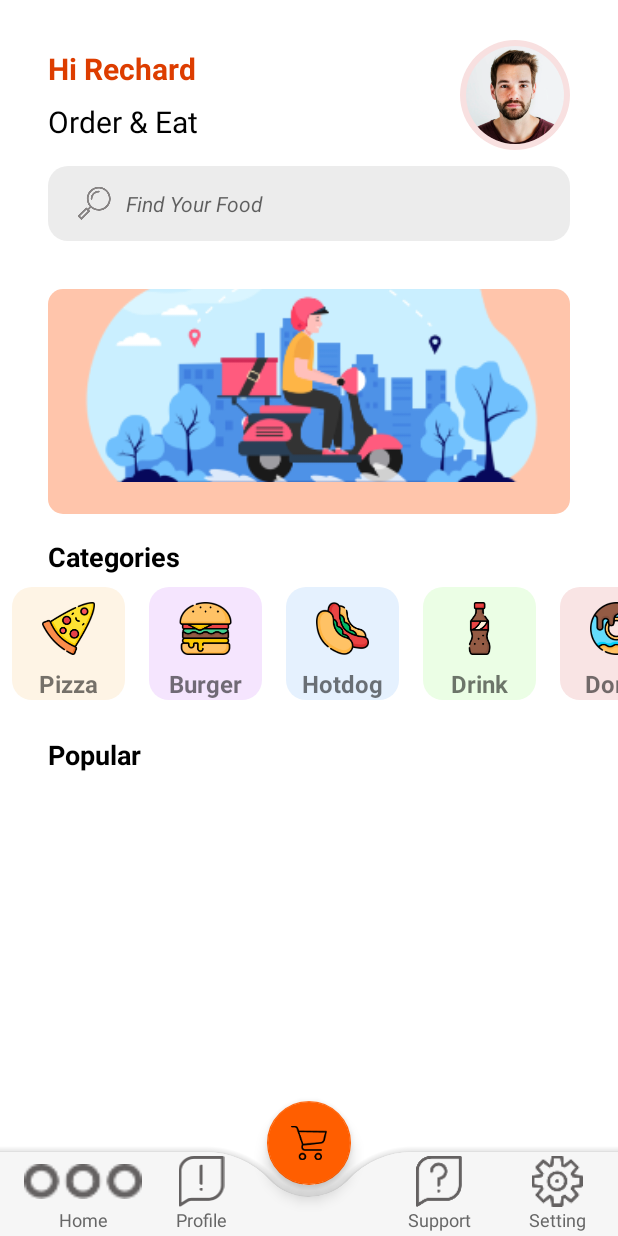
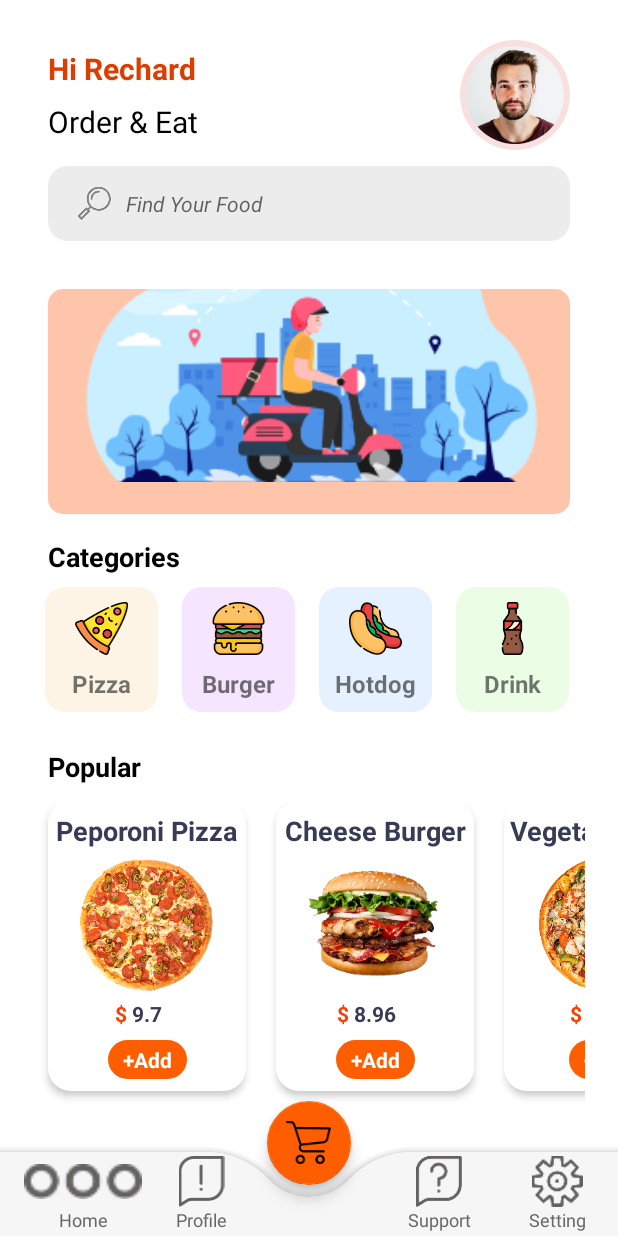
Before and after one commit to rjzim01/foodie, an Android app: the MainActivity screen opened directly, with no data from a screen before it, on a phone screen of 412 x 824 dp. Run offline under Robolectric (Android 15) with nearby library versions, the phone set to English and light mode, and no system bars.

Commit message:
commit-5_popular-food_showed

```diff
--- a/app/src/main/java/com/rjzim/project_1_food/Activity/MainActivity.java
+++ b/app/src/main/java/com/rjzim/project_1_food/Activity/MainActivity.java
@@ -7,14 +7,16 @@ import androidx.recyclerview.widget.RecyclerView;
 import android.os.Bundle;
 
 import com.rjzim.project_1_food.Adaptor.CategoryAdaptor;
+import com.rjzim.project_1_food.Adaptor.PopularAdaptor;
 import com.rjzim.project_1_food.Domain.CategoryDomain;
+import com.rjzim.project_1_food.Domain.FoodDomain;
 import com.rjzim.project_1_food.R;
 
 import java.util.ArrayList;
 
 public class MainActivity extends AppCompatActivity {
-    private RecyclerView.Adapter adapter;
-    private RecyclerView recyclerViewCategoryList;
+    private RecyclerView.Adapter adapter,adapter2;
+    private RecyclerView recyclerViewCategoryList,recyclerViewPopularList;
 
     @Override
     protected void onCreate(Bundle savedInstanceState) {
@@ -22,6 +24,7 @@ public class MainActivity extends AppCompatActivity {
         setContentView(R.layout.activity_main);
 
         recyclerViewCategory();
+        recyclerViewPopular();
     }
 
     private void recyclerViewCategory() {
@@ -39,4 +42,19 @@ public class MainActivity extends AppCompatActivity {
         adapter = new CategoryAdaptor(category);
         recyclerViewCategoryList.setAdapter(adapter);
     }
+
+    private void recyclerViewPopular(){
+        LinearLayoutManager linearLayoutManager=new LinearLayoutManager(this,LinearLayoutManager.HORIZONTAL,false);
+        recyclerViewPopularList=findViewById(R.id.recyclerView2);
+        recyclerViewPopularList.setLayoutManager(linearLayoutManager);
+
+        ArrayList<FoodDomain>foodList=new ArrayList<>();
+        //foodList.add(new FoodDomain("Peporoni Pizza","pop_1","slices peporoni, mozerella cheese, fresh oregano, ground black paper, pizza sauce",9.70));
+        foodList.add(new FoodDomain("Peporoni Pizza","pop_1" , 9.70));
+        foodList.add(new FoodDomain("Cheese Burger","pop_2",8.96));
+        foodList.add(new FoodDomain("Vegetable Pizza","pop_3",7.65));
+
+        adapter2=new PopularAdaptor(foodList);
+        recyclerViewPopularList.setAdapter(adapter2);
+    }
 }
--- /dev/null
+++ b/app/src/main/java/com/rjzim/project_1_food/Adaptor/PopularAdaptor.java
@@ -0,0 +1,66 @@
+package com.rjzim.project_1_food.Adaptor;
+
+import android.view.LayoutInflater;
+import android.view.View;
+import android.view.ViewGroup;
+import android.widget.ImageView;
+import android.widget.TextView;
+
+import androidx.annotation.NonNull;
+import androidx.constraintlayout.widget.ConstraintLayout;
+import androidx.core.content.ContextCompat;
+import androidx.recyclerview.widget.RecyclerView;
+
+import com.bumptech.glide.Glide;
+import com.rjzim.project_1_food.Domain.CategoryDomain;
+import com.rjzim.project_1_food.Domain.FoodDomain;
+import com.rjzim.project_1_food.R;
+
+import java.util.ArrayList;
+
+public class PopularAdaptor extends RecyclerView.Adapter<PopularAdaptor.ViewHolder> {
+
+    ArrayList<FoodDomain>categoryFood;
+
+    public PopularAdaptor(ArrayList<FoodDomain> categoryFood) {
+        this.categoryFood = categoryFood;
+    }
+
+    @Override
+    public ViewHolder onCreateViewHolder(@NonNull ViewGroup parent, int viewType) {
+        View inflate = LayoutInflater.from(parent.getContext()).inflate(R.layout.viewholder_popular,parent,false);
+        return new ViewHolder(inflate);
+    }
+
+    @Override
+    public void onBindViewHolder(@NonNull ViewHolder holder, int position) {
+        holder.title.setText(categoryFood.get(position).getTitle());
+        holder.fee.setText(String.valueOf(categoryFood.get(position).getFee()));
+
+
+
+        int drawableResourceId=holder.itemView.getContext().getResources().getIdentifier(categoryFood.get(position).getPic(), "drawable",holder.itemView.getContext().getPackageName());
+        Glide.with(holder.itemView.getContext())
+                .load(drawableResourceId)
+                .into(holder.pic);
+    }
+
+    @Override
+    public int getItemCount() {
+        return categoryFood.size();
+    }
+
+    public class ViewHolder extends RecyclerView.ViewHolder{
+        TextView title,fee;
+        ImageView pic;
+        TextView addBtn;
+
+        public ViewHolder(@NonNull View itemView) {
+            super(itemView);
+            title=itemView.findViewById(R.id.titleP);
+            fee=itemView.findViewById(R.id.fee);
+            pic=itemView.findViewById(R.id.pic);
+            addBtn=itemView.findViewById(R.id.addBtn);
+        }
+    }
+}
--- /dev/null
+++ b/app/src/main/java/com/rjzim/project_1_food/Domain/FoodDomain.java
@@ -0,0 +1,66 @@
+package com.rjzim.project_1_food.Domain;
+
+public class FoodDomain {
+    private String title;
+    private String pic;
+    //private String description;
+    private double fee;
+    private int numberInCart;
+
+    //public FoodDomain(String title, String pic, String description, double fee) {
+    public FoodDomain(String title, String pic, double fee) {
+        this.title = title;
+        this.pic = pic;
+        //this.description = description;
+        this.fee = fee;
+    }
+
+    //public FoodDomain(String title, String pic, String description, double fee, int numberInCart) {
+    public FoodDomain(String title, String pic, double fee, int numberInCart) {
+        this.title = title;
+        this.pic = pic;
+        //this.description = description;
+        this.fee = fee;
+        this.numberInCart = numberInCart;
+    }
+
+    public String getTitle() {
+        return title;
+    }
+
+    public void setTitle(String title) {
+        this.title = title;
+    }
+
+    public String getPic() {
+        return pic;
+    }
+
+    public void setPic(String pic) {
+        this.pic = pic;
+    }
+/*
+    public String getDescription() {
+        return description;
+    }
+
+    public void setDescription(String description) {
+        this.description = description;
+    }
+*/
+    public double getFee() {
+        return fee;
+    }
+
+    public void setFee(double fee) {
+        this.fee = fee;
+    }
+
+    public int getNumberInCart() {
+        return numberInCart;
+    }
+
+    public void setNumberInCart(int numberInCart) {
+        this.numberInCart = numberInCart;
+    }
+}
--- /dev/null
+++ b/app/src/main/res/drawable/cart_background.xml
@@ -0,0 +1,9 @@
+<?xml version="1.0" encoding="utf-8"?>
+<selector xmlns:android="http://schemas.android.com/apk/res/android">
+    <item>
+        <shape android:shape="rectangle">
+            <corners android:radius="15dp"/>
+            <solid android:color="#ffffff"/>
+        </shape>
+    </item>
+</selector>
--- a/app/src/main/res/layout/activity_main.xml
+++ b/app/src/main/res/layout/activity_main.xml
@@ -10,6 +10,7 @@
         android:id="@+id/scrollView"
         android:layout_width="match_parent"
         android:layout_height="0dp"
+        android:layout_marginBottom="50dp"
         app:layout_constraintBottom_toBottomOf="parent"
         app:layout_constraintEnd_toEndOf="parent"
         app:layout_constraintStart_toStartOf="parent"
@@ -173,6 +174,9 @@
                     android:id="@+id/recyclerView"
                     android:layout_width="match_parent"
                     android:layout_height="match_parent"
+                    android:clipToPadding="true"
+                    android:paddingLeft="22dp"
+                    android:paddingRight="22dp"
                     app:layout_constraintEnd_toEndOf="parent"
                     app:layout_constraintStart_toStartOf="parent"
                     app:layout_constraintTop_toBottomOf="@+id/textView9" />
@@ -191,8 +195,12 @@
                     app:layout_constraintTop_toBottomOf="@+id/recyclerView" />
 
                 <androidx.recyclerview.widget.RecyclerView
+                    android:id="@+id/recyclerView2"
                     android:layout_width="match_parent"
-                    android:layout_height="match_parent"
+                    android:layout_height="wrap_content"
+                    android:clipToPadding="true"
+                    android:paddingLeft="22dp"
+                    android:paddingRight="22dp"
                     app:layout_constraintEnd_toEndOf="parent"
                     app:layout_constraintStart_toStartOf="parent"
                     app:layout_constraintTop_toBottomOf="@+id/textView10" />
@@ -202,8 +210,8 @@
 
     <androidx.coordinatorlayout.widget.CoordinatorLayout
         android:layout_width="match_parent"
-        android:layout_height="100dp"
-        app:layout_constraintBottom_toBottomOf="@+id/scrollView"
+        android:layout_height="95dp"
+        app:layout_constraintBottom_toBottomOf="parent"
         app:layout_constraintEnd_toEndOf="parent"
         app:layout_constraintStart_toStartOf="parent">
 
@@ -211,11 +219,11 @@
             android:id="@+id/app_bar"
             android:layout_width="match_parent"
             android:layout_height="wrap_content"
+            android:layout_gravity="bottom"
             android:backgroundTint="#f6f6f6"
             app:fabCradleMargin="8dp"
             app:fabCradleRoundedCornerRadius="58dp"
-            app:fabCradleVerticalOffset="6dp"
-            android:layout_gravity="bottom">
+            app:fabCradleVerticalOffset="6dp">
 
             <LinearLayout
                 android:layout_width="match_parent"
@@ -354,6 +362,8 @@
             android:src="@drawable/shopping_cart"
             app:backgroundTint="#ff5e00"
             app:layout_anchor="@id/app_bar"
+            app:maxImageSize="30dp"
+            app:tint="#000000"
             tools:ignore="SpeakableTextPresentCheck">
 
         </com.google.android.material.floatingactionbutton.FloatingActionButton>
--- a/app/src/main/res/layout/viewholder_category.xml
+++ b/app/src/main/res/layout/viewholder_category.xml
@@ -25,7 +25,7 @@
     <TextView
         android:id="@+id/categoryName"
         android:layout_width="wrap_content"
-        android:layout_height="wrap_content"
+        android:layout_height="30dp"
         android:layout_marginTop="8dp"
         android:text="title"
         android:textSize="16sp"
--- /dev/null
+++ b/app/src/main/res/layout/viewholder_popular.xml
@@ -0,0 +1,77 @@
+<?xml version="1.0" encoding="utf-8"?>
+<androidx.constraintlayout.widget.ConstraintLayout xmlns:android="http://schemas.android.com/apk/res/android"
+    xmlns:app="http://schemas.android.com/apk/res-auto"
+    android:layout_width="wrap_content"
+    android:layout_height="wrap_content"
+    android:layout_margin="10dp"
+    android:background="@drawable/cart_background"
+    android:elevation="3dp">
+
+    <TextView
+        android:id="@+id/titleP"
+        android:layout_width="wrap_content"
+        android:layout_height="wrap_content"
+        android:layout_marginStart="4dp"
+        android:layout_marginTop="8dp"
+        android:layout_marginEnd="4dp"
+        android:text="title"
+        android:textColor="#373b54"
+        android:textSize="18sp"
+        android:textStyle="bold"
+        app:layout_constraintEnd_toEndOf="parent"
+        app:layout_constraintStart_toStartOf="parent"
+        app:layout_constraintTop_toTopOf="parent" />
+
+    <ImageView
+        android:id="@+id/pic"
+        android:layout_width="100dp"
+        android:layout_height="100dp"
+        android:layout_marginStart="16dp"
+        android:layout_marginEnd="16dp"
+        app:layout_constraintEnd_toEndOf="parent"
+        app:layout_constraintStart_toStartOf="parent"
+        app:layout_constraintTop_toBottomOf="@+id/titleP"
+        app:srcCompat="@drawable/pop_1" />
+
+    <TextView
+        android:id="@+id/fee"
+        android:layout_width="wrap_content"
+        android:layout_height="wrap_content"
+        android:text="0.0"
+        android:textColor="#373b54"
+        android:textSize="14sp"
+        android:textStyle="bold"
+        app:layout_constraintEnd_toEndOf="@+id/pic"
+        app:layout_constraintStart_toStartOf="@+id/pic"
+        app:layout_constraintTop_toBottomOf="@+id/pic" />
+
+    <TextView
+        android:id="@+id/textView13"
+        android:layout_width="wrap_content"
+        android:layout_height="wrap_content"
+        android:layout_marginEnd="3dp"
+        android:text="$"
+        android:textColor="#FF3D00"
+        android:textStyle="bold"
+        app:layout_constraintBottom_toBottomOf="@+id/fee"
+        app:layout_constraintEnd_toStartOf="@+id/fee"
+        app:layout_constraintTop_toBottomOf="@+id/pic" />
+
+    <TextView
+        android:id="@+id/addBtn"
+        android:layout_width="wrap_content"
+        android:layout_height="wrap_content"
+        android:layout_margin="8dp"
+        android:background="@drawable/orange_button"
+        android:paddingStart="10dp"
+        android:paddingTop="3dp"
+        android:paddingEnd="10dp"
+        android:paddingBottom="3dp"
+        android:text="+Add"
+        android:textColor="#ffffff"
+        android:textStyle="bold"
+        app:layout_constraintBottom_toBottomOf="parent"
+        app:layout_constraintEnd_toEndOf="@+id/pic"
+        app:layout_constraintStart_toStartOf="@+id/pic"
+        app:layout_constraintTop_toBottomOf="@+id/fee" />
+</androidx.constraintlayout.widget.ConstraintLayout>
```
